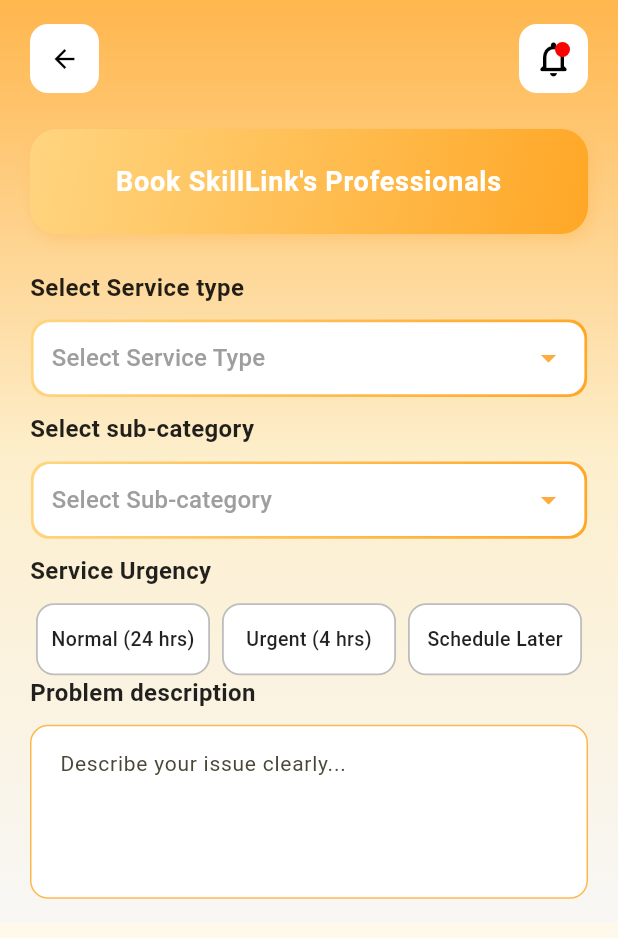
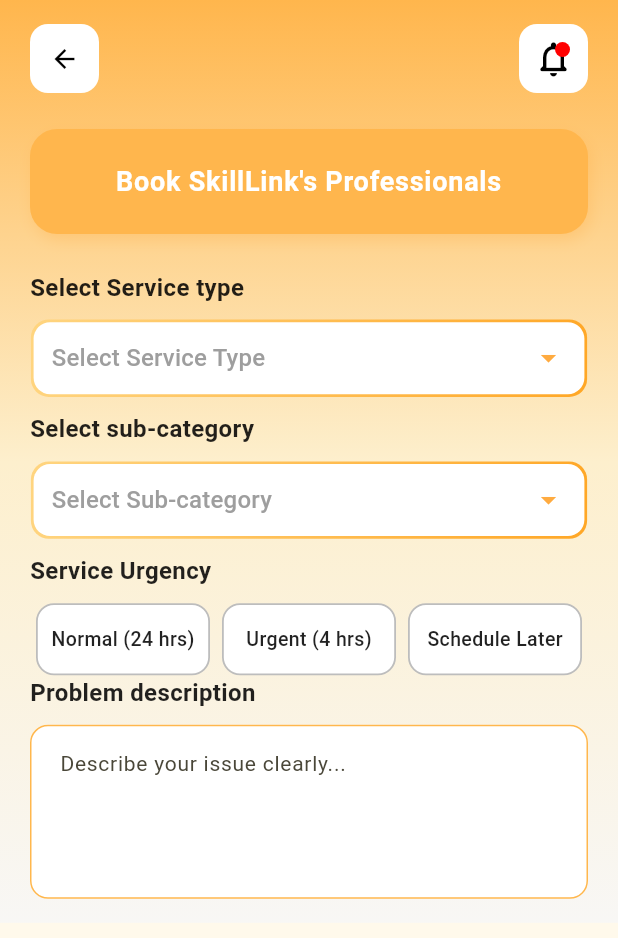
Before and after one commit to sumit-jangid-1708/skilllink, a Flutter app: the BookingScreen screen opened by its route, on a phone screen of 412 x 824 dp. Shown: the top 938 px of the screen. Run offline on Flutter 3.47's test engine with Material 3 defaults, Android fonts, the phone set to English and light mode, and no system bars; our stand-ins replace fluttertoast, get, google_maps_flutter, intl_phone_field, shared_preferences; accounts and stored records are empty.

Commit message:
color change of button and booking screen header

```diff
--- a/lib/res/components/widgets/custom_button.dart
+++ b/lib/res/components/widgets/custom_button.dart
@@ -16,7 +16,7 @@
         required this.onPressed,
         this.width,
         this.height= 50,
-        this.color = const Color(0xFFFFA726),
+        this.color = const Color(0xFFFFB64D),
         this.borderRadius=12,
         this.textStyle,
         this.isDisabled= false,
--- a/lib/view/booking_screen/booking_screen.dart
+++ b/lib/view/booking_screen/booking_screen.dart
@@ -91,11 +91,12 @@
                     height: 70,
                     // margin: const EdgeInsets.symmetric(horizontal: 16, vertical: 10),
                     decoration: BoxDecoration(
-                      gradient: const LinearGradient(
-                        colors: [Color(0xFFFFD580), Color(0xFFFFA726)], // soft orange gradient
-                        begin: Alignment.topLeft,
-                        end: Alignment.bottomRight,
-                      ),
+                      // gradient: const LinearGradient(
+                      //   colors: [Color(0xFFFFD580), Color(0xFFFFA726)], // soft orange gradient
+                      //   begin: Alignment.topLeft,
+                      //   end: Alignment.bottomRight,
+                      // ),
+                      color: Color(0xFFFFB64D),
                       borderRadius: BorderRadius.circular(18),
                       boxShadow: [
                         BoxShadow(
```
